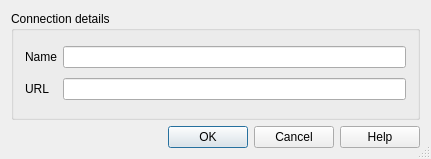
First picture: the form in qgis/src/ui/qgsnewhttpconnectionbase.ui, repository sourcepole/qgis, before the edit.
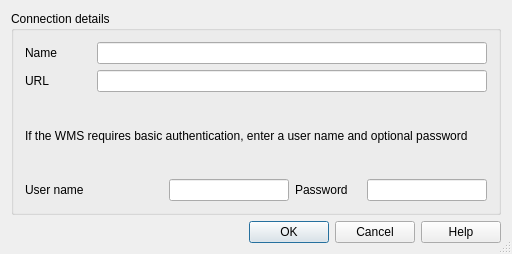
Second picture: the form after the edit.

Patch:
```diff
--- a/qgis/src/ui/qgsnewhttpconnectionbase.ui
+++ b/qgis/src/ui/qgsnewhttpconnectionbase.ui
@@ -5,8 +5,8 @@
    <rect>
     <x>0</x>
     <y>0</y>
-    <width>431</width>
-    <height>159</height>
+    <width>512</width>
+    <height>254</height>
    </rect>
   </property>
   <property name="windowTitle" >
@@ -38,7 +38,7 @@
         </property>
        </widget>
       </item>
-      <item row="0" column="1" >
+      <item row="0" column="1" colspan="4" >
        <widget class="QLineEdit" name="txtName" >
         <property name="minimumSize" >
          <size>
@@ -67,13 +67,63 @@
         </property>
        </widget>
       </item>
-      <item row="1" column="1" >
+      <item row="1" column="1" colspan="4" >
        <widget class="QLineEdit" name="txtUrl" >
         <property name="toolTip" >
          <string>HTTP address of the Web Map Server</string>
         </property>
        </widget>
       </item>
+      <item row="2" column="0" colspan="5" >
+       <widget class="QLabel" name="label" >
+        <property name="text" >
+         <string>If the WMS requires basic authentication, enter a user name and optional password</string>
+        </property>
+        <property name="textFormat" >
+         <enum>Qt::PlainText</enum>
+        </property>
+        <property name="wordWrap" >
+         <bool>true</bool>
+        </property>
+       </widget>
+      </item>
+      <item row="3" column="0" colspan="2" >
+       <widget class="QLabel" name="label_2" >
+        <property name="text" >
+         <string>User name</string>
+        </property>
+       </widget>
+      </item>
+      <item row="3" column="2" >
+       <widget class="QLineEdit" name="txtUserName" >
+        <property name="maximumSize" >
+         <size>
+          <width>120</width>
+          <height>16777215</height>
+         </size>
+        </property>
+       </widget>
+      </item>
+      <item row="3" column="3" >
+       <widget class="QLabel" name="label_3" >
+        <property name="text" >
+         <string>Password</string>
+        </property>
+       </widget>
+      </item>
+      <item row="3" column="4" >
+       <widget class="QLineEdit" name="txtPassword" >
+        <property name="maximumSize" >
+         <size>
+          <width>120</width>
+          <height>120</height>
+         </size>
+        </property>
+        <property name="echoMode" >
+         <enum>QLineEdit::Password</enum>
+        </property>
+       </widget>
+      </item>
      </layout>
     </widget>
    </item>
```
